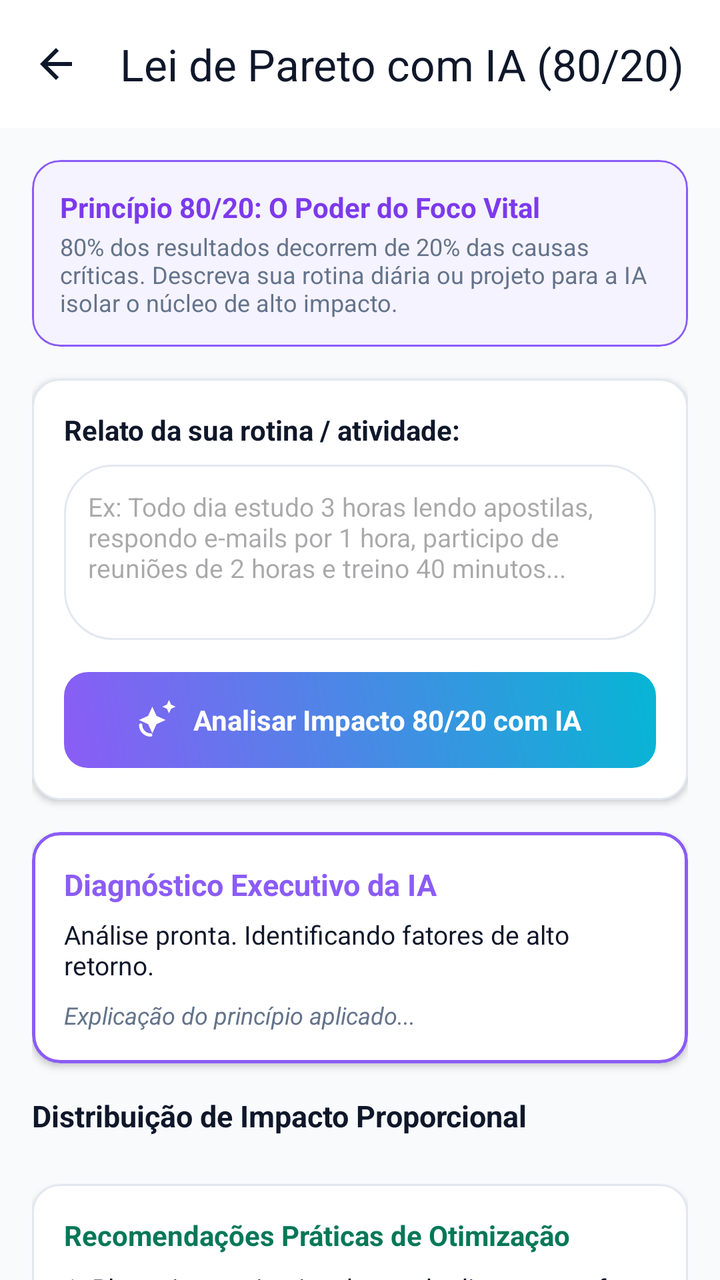
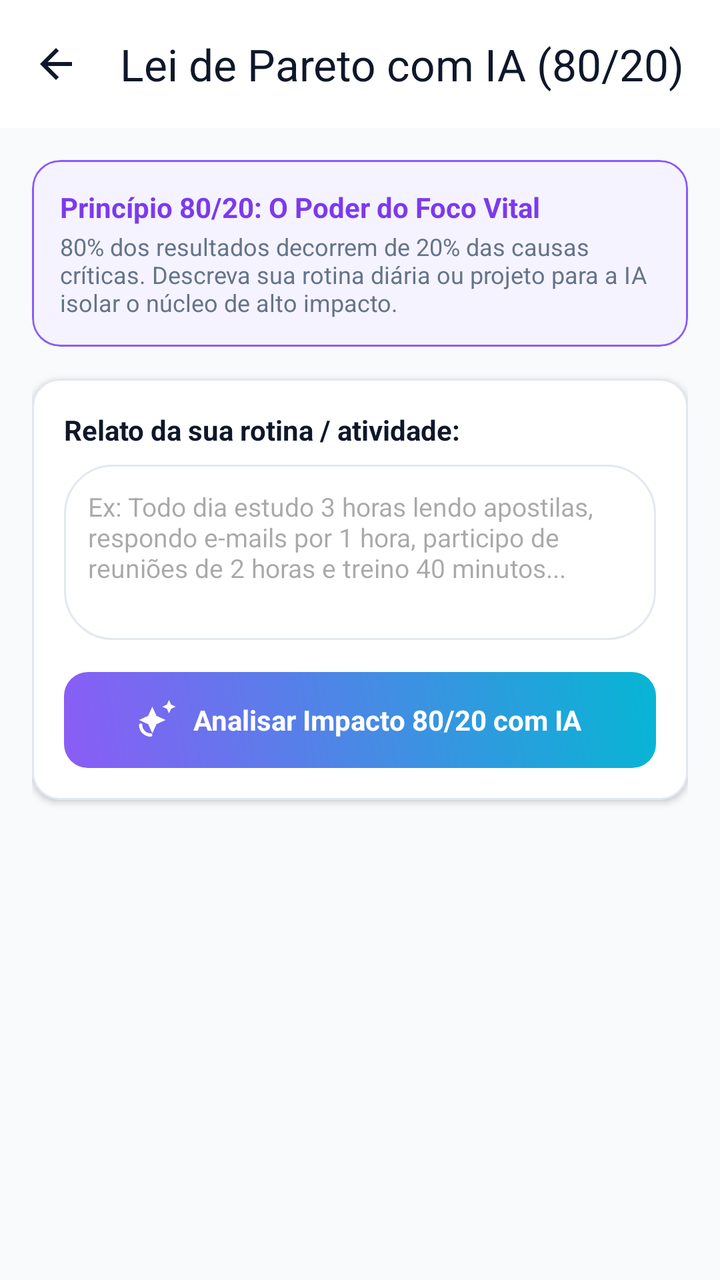

Two renders of the same Android screen: before a commit and after it. Below are the layout's source before the change and the commit's diff.
<!-- AndroidManifest.xml: activity theme Theme.Organizer -->
<!-- res/layout/activity_pareto.xml -->
<?xml version="1.0" encoding="utf-8"?>
<androidx.coordinatorlayout.widget.CoordinatorLayout xmlns:android="http://schemas.android.com/apk/res/android"
    xmlns:app="http://schemas.android.com/apk/res-auto"
    android:layout_width="match_parent"
    android:layout_height="match_parent"
    android:background="@color/background_light">

    <LinearLayout
        android:layout_width="match_parent"
        android:layout_height="match_parent"
        android:orientation="vertical">

        
        <com.google.android.material.appbar.MaterialToolbar
            android:id="@+id/toolbar_pareto"
            android:layout_width="match_parent"
            android:layout_height="?attr/actionBarSize"
            android:background="@color/surface_light"
            app:navigationIcon="@drawable/ic_arrow_back"
            app:title="Lei de Pareto com IA (80/20)"
            app:titleTextColor="@color/text_primary" />

        <androidx.core.widget.NestedScrollView
            android:layout_width="match_parent"
            android:layout_height="match_parent"
            android:fillViewport="true">

            <LinearLayout
                android:layout_width="match_parent"
                android:layout_height="wrap_content"
                android:orientation="vertical"
                android:padding="16dp">

                
                <com.google.android.material.card.MaterialCardView
                    android:layout_width="match_parent"
                    android:layout_height="wrap_content"
                    android:layout_marginBottom="16dp"
                    app:cardBackgroundColor="@color/module_pareto_light"
                    app:cardCornerRadius="14dp"
                    app:cardElevation="0dp"
                    app:strokeColor="@color/module_pareto"
                    app:strokeWidth="1dp">

                    <LinearLayout
                        android:layout_width="match_parent"
                        android:layout_height="wrap_content"
                        android:orientation="vertical"
                        android:padding="14dp">

                        <TextView
                            android:layout_width="wrap_content"
                            android:layout_height="wrap_content"
                            android:text="Princípio 80/20: O Poder do Foco Vital"
                            android:textColor="@color/module_pareto_dark"
                            android:textSize="14sp"
                            android:textStyle="bold" />

                        <TextView
                            android:layout_width="wrap_content"
                            android:layout_height="wrap_content"
                            android:layout_marginTop="2dp"
                            android:text="80% dos resultados decorrem de 20% das causas críticas. Descreva sua rotina diária ou projeto para a IA isolar o núcleo de alto impacto."
                            android:textColor="@color/text_secondary"
                            android:textSize="12sp" />
                    </LinearLayout>
                </com.google.android.material.card.MaterialCardView>

                
                <com.google.android.material.card.MaterialCardView
                    android:layout_width="match_parent"
                    android:layout_height="wrap_content"
                    android:layout_marginBottom="16dp"
                    app:cardBackgroundColor="@color/surface_light"
                    app:cardCornerRadius="14dp"
                    app:cardElevation="2dp"
                    app:strokeColor="@color/card_stroke_light"
                    app:strokeWidth="1dp">

                    <LinearLayout
                        android:layout_width="match_parent"
                        android:layout_height="wrap_content"
                        android:orientation="vertical"
                        android:padding="16dp">

                        <TextView
                            android:layout_width="wrap_content"
                            android:layout_height="wrap_content"
                            android:layout_marginBottom="8dp"
                            android:text="Relato da sua rotina / atividade:"
                            android:textColor="@color/text_primary"
                            android:textSize="14sp"
                            android:textStyle="bold" />

                        <EditText
                            android:id="@+id/et_pareto_input"
                            android:layout_width="match_parent"
                            android:layout_height="wrap_content"
                            android:background="@drawable/bg_pill"
                            android:gravity="top|start"
                            android:hint="Ex: Todo dia estudo 3 horas lendo apostilas, respondo e-mails por 1 hora, participo de reuniões de 2 horas e treino 40 minutos..."
                            android:lines="4"
                            android:padding="12dp"
                            android:textColor="@color/text_primary"
                            android:textSize="13sp" />

                        
                        <FrameLayout
                            android:id="@+id/btn_analyze_pareto"
                            android:layout_width="match_parent"
                            android:layout_height="48dp"
                            android:layout_marginTop="16dp"
                            android:background="@drawable/bg_gradient_ai"
                            android:clickable="true"
                            android:focusable="true">

                            <LinearLayout
                                android:layout_width="wrap_content"
                                android:layout_height="wrap_content"
                                android:layout_gravity="center"
                                android:gravity="center_vertical"
                                android:orientation="horizontal">

                                <ImageView
                                    android:layout_width="20dp"
                                    android:layout_height="20dp"
                                    android:src="@drawable/ic_sparkles"
                                    app:tint="@color/white" />

                                <TextView
                                    android:layout_width="wrap_content"
                                    android:layout_height="wrap_content"
                                    android:layout_marginStart="8dp"
                                    android:text="Analisar Impacto 80/20 com IA"
                                    android:textColor="@color/white"
                                    android:textSize="14sp"
                                    android:textStyle="bold" />
                            </LinearLayout>
                        </FrameLayout>

                        <ProgressBar
                            android:id="@+id/pb_pareto_loading"
                            android:layout_width="wrap_content"
                            android:layout_height="wrap_content"
                            android:layout_gravity="center_horizontal"
                            android:layout_marginTop="12dp"
                            android:visibility="gone" />

                    </LinearLayout>
                </com.google.android.material.card.MaterialCardView>

                
                <LinearLayout
                    android:id="@+id/layout_pareto_results"
                    android:layout_width="match_parent"
                    android:layout_height="wrap_content"
                    android:orientation="vertical"
                    android:visibility="visible">

                    
                    <com.google.android.material.card.MaterialCardView
                        android:layout_width="match_parent"
                        android:layout_height="wrap_content"
                        android:layout_marginBottom="16dp"
                        app:cardBackgroundColor="@color/surface_light"
                        app:cardCornerRadius="14dp"
                        app:cardElevation="2dp"
                        app:strokeColor="@color/module_pareto"
                        app:strokeWidth="1.5dp">

                        <LinearLayout
                            android:layout_width="match_parent"
                            android:layout_height="wrap_content"
                            android:orientation="vertical"
                            android:padding="16dp">

                            <TextView
                                android:layout_width="wrap_content"
                                android:layout_height="wrap_content"
                                android:text="Diagnóstico Executivo da IA"
                                android:textColor="@color/module_pareto"
                                android:textSize="15sp"
                                android:textStyle="bold" />

                            <TextView
                                android:id="@+id/tv_pareto_summary"
                                android:layout_width="match_parent"
                                android:layout_height="wrap_content"
                                android:layout_marginTop="6dp"
                                android:text="Análise pronta. Identificando fatores de alto retorno."
                                android:textColor="@color/text_primary"
                                android:textSize="13sp" />

                            <TextView
                                android:id="@+id/tv_pareto_explanation"
                                android:layout_width="match_parent"
                                android:layout_height="wrap_content"
                                android:layout_marginTop="8dp"
                                android:text="Explicação do princípio aplicado..."
                                android:textColor="@color/text_secondary"
                                android:textSize="12sp"
                                android:textStyle="italic" />
                        </LinearLayout>
                    </com.google.android.material.card.MaterialCardView>

                    
                    <TextView
                        android:layout_width="wrap_content"
                        android:layout_height="wrap_content"
                        android:layout_marginBottom="8dp"
                        android:text="Distribuição de Impacto Proporcional"
                        android:textColor="@color/text_primary"
                        android:textSize="15sp"
                        android:textStyle="bold" />

                    <androidx.recyclerview.widget.RecyclerView
                        android:id="@+id/rv_pareto_factors"
                        android:layout_width="match_parent"
                        android:layout_height="wrap_content"
                        android:nestedScrollingEnabled="false"
                        android:layout_marginBottom="16dp" />

                    
                    <com.google.android.material.card.MaterialCardView
                        android:layout_width="match_parent"
                        android:layout_height="wrap_content"
                        android:layout_marginBottom="24dp"
                        app:cardBackgroundColor="@color/surface_light"
                        app:cardCornerRadius="14dp"
                        app:cardElevation="2dp"
                        app:strokeColor="@color/card_stroke_light"
                        app:strokeWidth="1dp">

                        <LinearLayout
                            android:layout_width="match_parent"
                            android:layout_height="wrap_content"
                            android:orientation="vertical"
                            android:padding="16dp">

                            <TextView
                                android:layout_width="wrap_content"
                                android:layout_height="wrap_content"
                                android:text="Recomendações Práticas de Otimização"
                                android:textColor="@color/module_kaizen_dark"
                                android:textSize="14sp"
                                android:textStyle="bold" />

                            <TextView
                                android:id="@+id/tv_pareto_recommendations"
                                android:layout_width="match_parent"
                                android:layout_height="wrap_content"
                                android:layout_marginTop="8dp"
                                android:lineSpacingExtra="4dp"
                                android:text="1. Bloqueie as primeiras horas do dia para tarefas vitais.\n2. Delegue atividades repetitivas.\n3. Estabeleça limites rígidos para reuniões."
                                android:textColor="@color/text_primary"
                                android:textSize="13sp" />
                        </LinearLayout>
                    </com.google.android.material.card.MaterialCardView>

                </LinearLayout>

            </LinearLayout>
        </androidx.core.widget.NestedScrollView>

    </LinearLayout>
</androidx.coordinatorlayout.widget.CoordinatorLayout>
<!-- resources referenced by this layout -->
<resources>
  <color name="background_light">#F8FAFC</color>
  <color name="card_stroke_light">#E2E8F0</color>
  <color name="module_kaizen_dark">#047857</color>
  <color name="module_pareto">#8B5CF6</color>
  <color name="module_pareto_dark">#7C3AED</color>
  <color name="module_pareto_light">#F5F3FF</color>
  <color name="surface_light">#FFFFFF</color>
  <color name="text_primary">#0F172A</color>
  <color name="text_secondary">#64748B</color>
  <color name="white">#FFFFFF</color>
  <!-- drawable bg_gradient_ai (drawable) -->
  <?xml version="1.0" encoding="utf-8"?>
  <shape xmlns:android="http://schemas.android.com/apk/res/android"
      android:shape="rectangle">
      <gradient
          android:angle="45"
          android:startColor="#8B5CF6"
          android:endColor="#06B6D4"
          android:type="linear" />
      <corners android:radius="12dp" />
  </shape>
  <!-- drawable bg_pill (drawable) -->
  <?xml version="1.0" encoding="utf-8"?>
  <shape xmlns:android="http://schemas.android.com/apk/res/android"
      android:shape="rectangle">
      <solid android:color="@color/surface_light" />
      <stroke android:width="1dp" android:color="@color/card_stroke_light" />
      <corners android:radius="24dp" />
  </shape>
  <!-- drawable ic_arrow_back (drawable) -->
  <vector xmlns:android="http://schemas.android.com/apk/res/android"
      android:width="24dp"
      android:height="24dp"
      android:viewportWidth="24"
      android:viewportHeight="24"
      android:autoMirrored="true">
      <path
          android:fillColor="#0F172A"
          android:pathData="M20,11H7.83l5.59,-5.59L12,4l-8,8 8,8 1.41,-1.41L7.83,13H20v-2z" />
  </vector>
  <!-- drawable ic_sparkles (drawable) -->
  <vector xmlns:android="http://schemas.android.com/apk/res/android"
      android:width="24dp"
      android:height="24dp"
      android:viewportWidth="24"
      android:viewportHeight="24">
      <path
          android:fillColor="#8B5CF6"
          android:pathData="M9,21c0,-0.55 -0.45,-1 -1,-1 -2.76,0 -5,-2.24 -5,-5 0,-0.55 -0.45,-1 -1,-1s-1,0.45 -1,1c0,3.87 3.13,7 7,7 0.55,0 1,-0.45 1,-1zM19,8l1.25,-2.75L23,4l-2.75,-1.25L19,0l-1.25,2.75L15,4l2.75,1.25zM11.5,9.5L9,4 6.5,9.5 1,12l5.5,2.5L9,20l2.5,-5.5L17,12z" />
  </vector>
  <color name="primary">#0F172A</color>
  <color name="on_primary">#FFFFFF</color>
  <color name="module_kanban">#2563EB</color>
  <style name="ShapeAppearance.Organizer.Small" parent="ShapeAppearance.Material3.SmallComponent">
          <item name="cornerSize">8dp</item>
      </style>
  <style name="ShapeAppearance.Organizer.Medium" parent="ShapeAppearance.Material3.MediumComponent">
          <item name="cornerSize">12dp</item>
      </style>
  <style name="ShapeAppearance.Organizer.Large" parent="ShapeAppearance.Material3.LargeComponent">
          <item name="cornerSize">16dp</item>
      </style>
  <!-- unchanged entries left out for length: 1 -->
</resources>

<!-- the commit's change to res/layout/activity_pareto.xml (unified diff, before → after) -->
@@ -150,12 +150,58 @@
                 </com.google.android.material.card.MaterialCardView>
 
                 
+                <com.google.android.material.card.MaterialCardView
+                    android:id="@+id/layout_pareto_error"
+                    android:layout_width="match_parent"
+                    android:layout_height="wrap_content"
+                    android:layout_marginBottom="16dp"
+                    android:visibility="gone"
+                    app:cardBackgroundColor="@color/app_surface"
+                    app:cardCornerRadius="14dp"
+                    app:cardElevation="2dp"
+                    app:strokeColor="@color/module_pomodoro"
+                    app:strokeWidth="1.5dp">
+
+                    <LinearLayout
+                        android:layout_width="match_parent"
+                        android:layout_height="wrap_content"
+                        android:orientation="vertical"
+                        android:gravity="center"
+                        android:padding="20dp">
+
+                        <ImageView
+                            android:layout_width="36dp"
+                            android:layout_height="36dp"
+                            android:src="@drawable/ic_error"
+                            app:tint="@color/module_pomodoro" />
+
+                        <TextView
+                            android:id="@+id/tv_pareto_error_msg"
+                            android:layout_width="match_parent"
+                            android:layout_height="wrap_content"
+                            android:layout_marginTop="8dp"
+                            android:gravity="center"
+                            android:text="Não foi possível realizar a análise com a IA. Verifique sua conexão e tente novamente."
+                            android:textColor="@color/app_text_primary"
+                            android:textSize="13sp" />
+
+                        <com.google.android.material.button.MaterialButton
+                            android:id="@+id/btn_retry_pareto"
+                            android:layout_width="wrap_content"
+                            android:layout_height="wrap_content"
+                            android:layout_marginTop="12dp"
+                            android:text="Tentar novamente"
+                            app:backgroundTint="@color/module_pareto" />
+                    </LinearLayout>
+                </com.google.android.material.card.MaterialCardView>
+
+                
                 <LinearLayout
                     android:id="@+id/layout_pareto_results"
                     android:layout_width="match_parent"
                     android:layout_height="wrap_content"
                     android:orientation="vertical"
-                    android:visibility="visible">
+                    android:visibility="gone">
 
                     
                     <com.google.android.material.card.MaterialCardView
<!-- resource entries referenced after the edit -->
@@ -1,11 +1,14 @@
 <!-- resources referenced by this layout -->
 <resources>
+  <color name="app_surface">#FFFFFF</color>
+  <color name="app_text_primary">#0F172A</color>
   <color name="background_light">#F8FAFC</color>
   <color name="card_stroke_light">#E2E8F0</color>
   <color name="module_kaizen_dark">#047857</color>
   <color name="module_pareto">#8B5CF6</color>
   <color name="module_pareto_dark">#7C3AED</color>
   <color name="module_pareto_light">#F5F3FF</color>
+  <color name="module_pomodoro">#EF4444</color>
   <color name="surface_light">#FFFFFF</color>
   <color name="text_primary">#0F172A</color>
   <color name="text_secondary">#64748B</color>
@@ -40,6 +43,16 @@
           android:fillColor="#0F172A"
           android:pathData="M20,11H7.83l5.59,-5.59L12,4l-8,8 8,8 1.41,-1.41L7.83,13H20v-2z" />
   </vector>
+  <!-- drawable ic_error (drawable) -->
+  <vector xmlns:android="http://schemas.android.com/apk/res/android"
+      android:width="24dp"
+      android:height="24dp"
+      android:viewportWidth="24"
+      android:viewportHeight="24">
+    <path
+        android:fillColor="#FFFFFFFF"
+        android:pathData="M12,2C6.48,2 2,6.48 2,12s4.48,10 10,10 10,-4.48 10,-10S17.52,2 12,2zM13,17h-2v-2h2v2zM13,13h-2V7h2v6z"/>
+  </vector>
   <!-- drawable ic_sparkles (drawable) -->
   <vector xmlns:android="http://schemas.android.com/apk/res/android"
       android:width="24dp"
